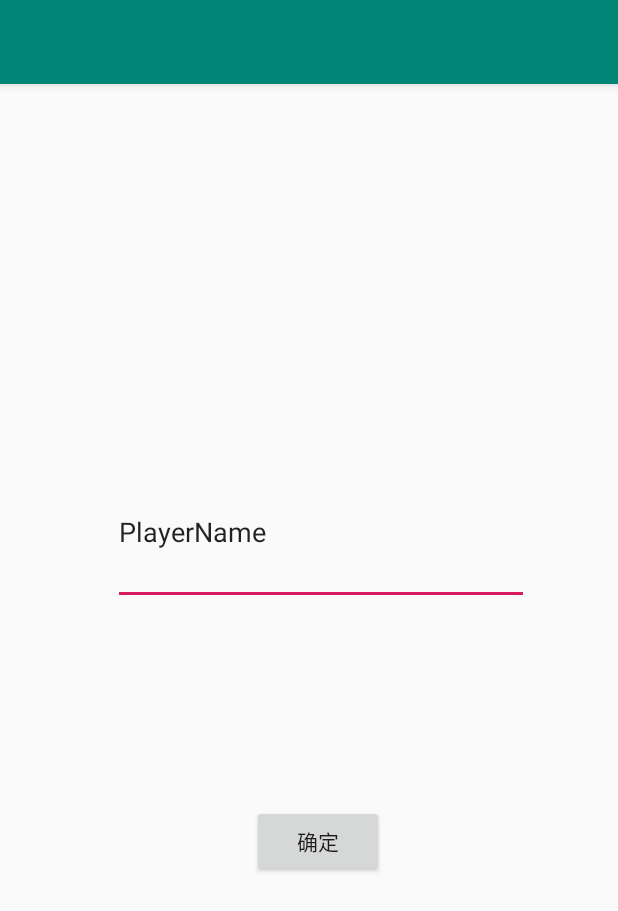
After one commit to ykqlg/AircraftWar-Android, an Android app: the InputActivity screen opened directly, with no data from a screen before it, on a phone screen of 412 x 824 dp. The commit adds this screen. Shown: the top 911 px of the screen. Run offline under Robolectric (Android 15) with nearby library versions, the phone set to English and light mode, and no system bars.

Commit message:
已解决跳转问题，文件操作待解决

```diff
--- a/app/src/main/java/com/example/testpro/MainActivity.java
+++ b/app/src/main/java/com/example/testpro/MainActivity.java
@@ -13,6 +13,7 @@ import android.widget.Switch;
 import com.example.testpro.application.EasyGame.EasyGameActivity;
 import com.example.testpro.application.HardGame.HardGameActivity;
 import com.example.testpro.application.MediumGame.MediumGameActivity;
+import com.example.testpro.application.ScoreTableActivity;
 
 public class MainActivity extends AppCompatActivity {
 
--- a/app/src/main/java/com/example/testpro/application/EasyGame/EasyGameView.java
+++ b/app/src/main/java/com/example/testpro/application/EasyGame/EasyGameView.java
@@ -8,9 +8,11 @@ import com.example.testpro.enemy_factory.EnemyFactory;
 import com.example.testpro.enemy_factory.MobFactory;
 
 public class EasyGameView extends GameView {
+    private EasyGameActivity activity;
 
     public EasyGameView(Context context) {
         super(context);
+        this.activity = (EasyGameActivity) context;
 
     }
 
--- /dev/null
+++ b/app/src/main/java/com/example/testpro/application/InputActivity.java
@@ -0,0 +1,54 @@
+package com.example.testpro.application;
+
+import android.content.Intent;
+import android.os.Bundle;
+import android.view.View;
+import android.widget.Button;
+import android.widget.EditText;
+import android.widget.Switch;
+
+import androidx.appcompat.app.AppCompatActivity;
+
+import com.example.testpro.MainActivity;
+import com.example.testpro.R;
+import com.example.testpro.application.EasyGame.EasyGameActivity;
+import com.example.testpro.user_dao.User;
+import com.example.testpro.user_dao.UserDao;
+import com.example.testpro.user_dao.UserDaoImpl;
+
+import java.io.IOException;
+
+public class InputActivity extends AppCompatActivity {
+
+    public String playerName;
+
+    protected void onCreate(Bundle savedInstanceState) {
+        super.onCreate(savedInstanceState);
+        setContentView(R.layout.activity_input);
+        EditText nameText = findViewById(R.id.nameText);
+        Button okButton = findViewById(R.id.okButton);
+        okButton.setOnClickListener(new View.OnClickListener(){
+            @Override
+            public void onClick(View view) {
+                playerName = nameText.getText().toString();
+                UserDao userDao=new UserDaoImpl();
+                User user=new User(GameView.score,playerName);
+                try {
+                    userDao.doAdd(user);
+                } catch (IOException e) {
+                    e.printStackTrace();
+                }
+                System.out.println("name:"+user.getUserName()+",score:"+user.getUserScore()+",time:"+user.getUserTime());
+                System.out.println(user);
+                System.out.println(userDao);
+
+                //跳转到得分排行榜
+                Intent intent = new Intent();
+                intent.setClass(InputActivity.this, ScoreTableActivity.class);
+                startActivity(intent);
+            }
+        });
+    }
+
+
+}
--- /dev/null
+++ b/app/src/main/res/layout/activity_input.xml
@@ -0,0 +1,29 @@
+<?xml version="1.0" encoding="utf-8"?>
+<androidx.constraintlayout.widget.ConstraintLayout xmlns:android="http://schemas.android.com/apk/res/android"
+    xmlns:app="http://schemas.android.com/apk/res-auto"
+    xmlns:tools="http://schemas.android.com/tools"
+    android:layout_width="match_parent"
+    android:layout_height="match_parent">
+
+    <EditText
+        android:id="@+id/nameText"
+        android:layout_width="277dp"
+        android:layout_height="97dp"
+        android:layout_marginStart="75dp"
+        android:layout_marginTop="250dp"
+        android:ems="10"
+        android:inputType="textPersonName"
+        android:text="PlayerName"
+        app:layout_constraintStart_toStartOf="parent"
+        app:layout_constraintTop_toTopOf="parent" />
+
+    <Button
+        android:id="@+id/okButton"
+        android:layout_width="wrap_content"
+        android:layout_height="wrap_content"
+        android:layout_marginStart="168dp"
+        android:layout_marginTop="133dp"
+        android:text="确定"
+        app:layout_constraintStart_toStartOf="parent"
+        app:layout_constraintTop_toBottomOf="@+id/nameText" />
+</androidx.constraintlayout.widget.ConstraintLayout>
--- a/app/src/main/res/layout/activity_main.xml
+++ b/app/src/main/res/layout/activity_main.xml
@@ -45,6 +45,7 @@
         android:layout_height="wrap_content"
         android:layout_marginStart="169dp"
         android:layout_marginTop="80dp"
+        android:minHeight="48dp"
         android:text="音效"
         app:layout_constraintStart_toStartOf="parent"
         app:layout_constraintTop_toBottomOf="@+id/hardButton" />
```
Also changed, not shown: app/src/main/AndroidManifest.xml (+15 -0 lines), app/src/main/java/com/example/testpro/application/EasyGame/EasyGameActivity.java (+11 -0 lines), app/src/main/java/com/example/testpro/application/GameView.java (+9 -2 lines), app/src/main/java/com/example/testpro/application/ScoreTableActivity.java (+45 -0 lines), app/src/main/java/com/example/testpro/user_dao/UserDaoImpl.java (+7 -1 lines), app/src/main/res/layout/activity_scoretable.xml (+22 -0 lines), 7 other files.
